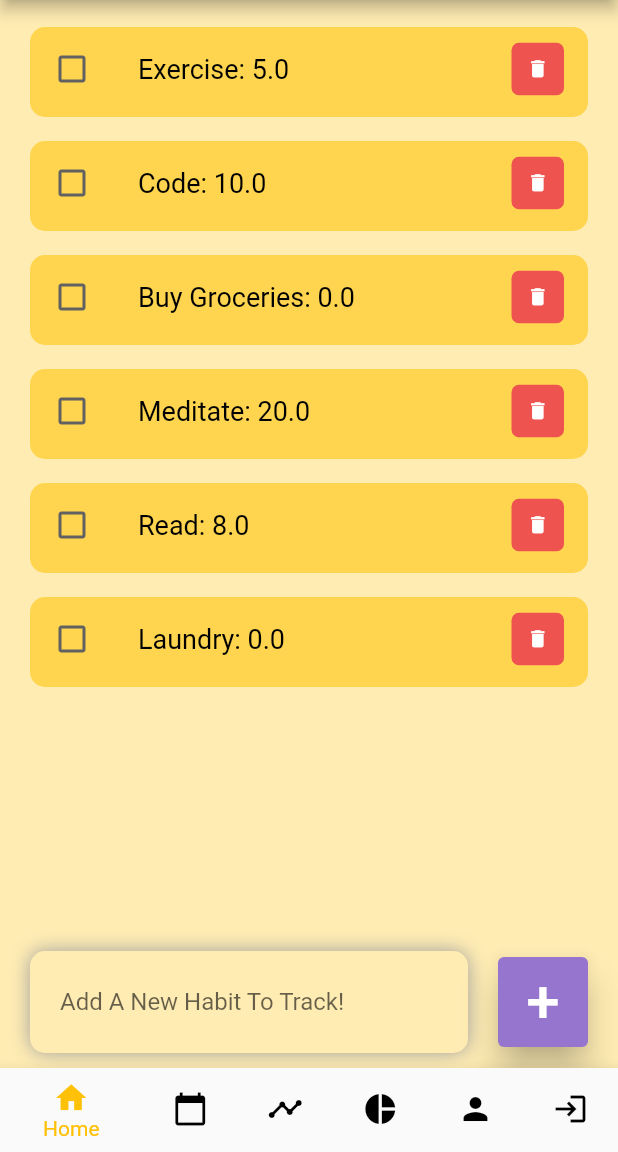
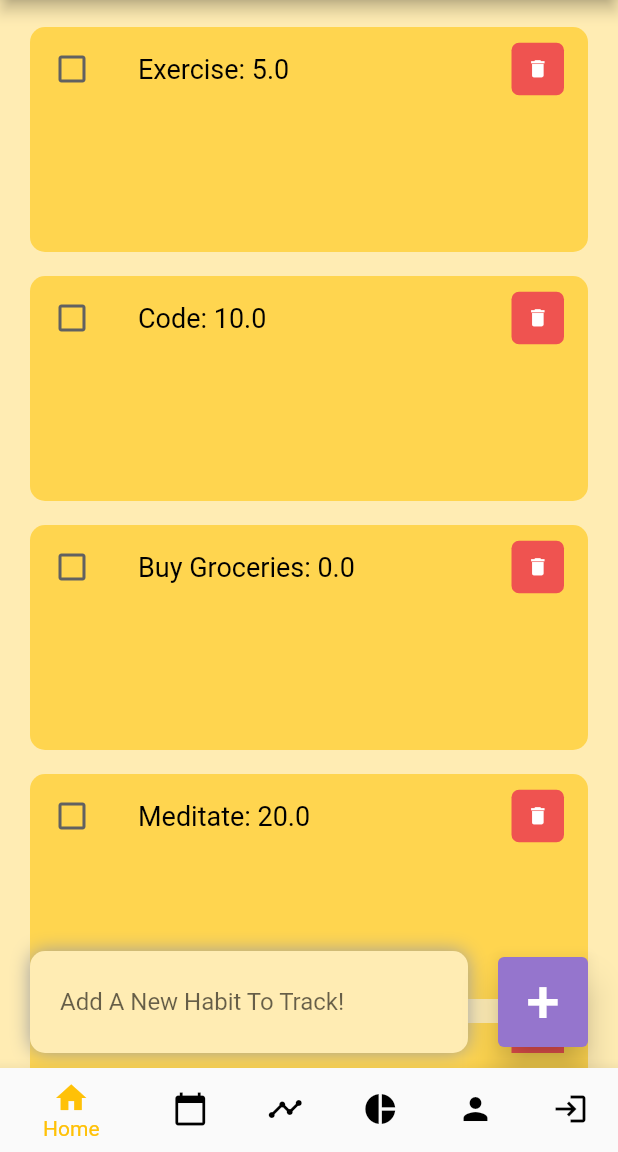
Before and after one commit to meiland1/test1, a Flutter app: the screen it shows after launch, on a phone screen of 412 x 824 dp, the part 84-1236 px from its top. Run offline on Flutter 3.47's test engine with Material 2 defaults, Android fonts, the phone set to English and light mode, and no system bars; our stand-ins replace fl_chart, sqflite, syncfusion_flutter_calendar, syncfusion_flutter_charts; accounts and stored records are empty.

Commit message:
expanded habit tiles

```diff
--- a/lib/pages/habit_tile.dart
+++ b/lib/pages/habit_tile.dart
@@ -14,7 +14,7 @@ class HabitTile extends StatelessWidget {
   Widget build(BuildContext context) {
     return Container(
       //Creates the box for the habit
-      height: 60,
+      height: 150,
       margin: const EdgeInsets.only(
         top: 8,
         bottom: 8,
```
